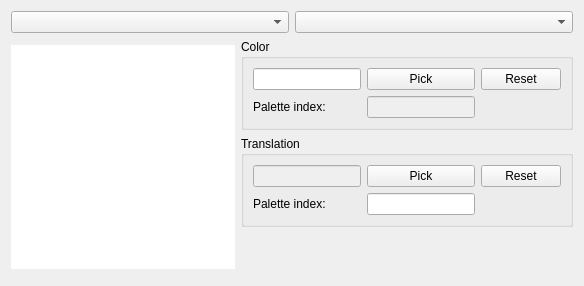
First picture: the form in source/palettewidget.ui, repository diasurgical/d1-graphics-tool, before the edit.
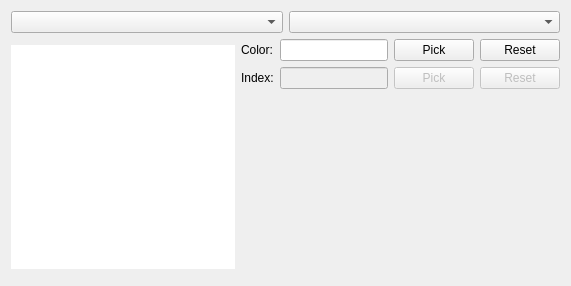
Second picture: the form after the edit.

Commit message: Update PaletteWidget UI and display color + index

Patch:
```diff
--- a/source/palettewidget.ui
+++ b/source/palettewidget.ui
@@ -6,7 +6,7 @@
    <rect>
     <x>0</x>
     <y>0</y>
-    <width>554</width>
+    <width>557</width>
     <height>286</height>
    </rect>
   </property>
@@ -65,53 +65,30 @@
        <item>
         <layout class="QVBoxLayout" name="verticalLayout_2">
          <item>
-          <widget class="QGroupBox" name="colorGroupBox">
-           <property name="sizePolicy">
-            <sizepolicy hsizetype="Preferred" vsizetype="Preferred">
-             <horstretch>0</horstretch>
-             <verstretch>0</verstretch>
-            </sizepolicy>
-           </property>
-           <property name="title">
-            <string>Color</string>
-           </property>
-           <property name="alignment">
-            <set>Qt::AlignLeading|Qt::AlignLeft|Qt::AlignTop</set>
-           </property>
-           <layout class="QGridLayout" name="gridLayout_2">
+          <layout class="QGridLayout" name="gridLayout">
+           <item row="1" column="0">
+            <widget class="QLabel" name="indexLabel">
+             <property name="text">
+              <string>Index:</string>
+             </property>
+            </widget>
+           </item>
+           <item row="0" column="0">
+            <widget class="QLabel" name="colorLabel">
+             <property name="text">
+              <string>Color:</string>
+             </property>
+            </widget>
+           </item>
             <item row="0" column="2">
-             <widget class="QPushButton" name="colorResetPushButton">
-              <property name="text">
-               <string>Reset</string>
-              </property>
-             </widget>
-            </item>
-            <item row="0" column="1">
              <widget class="QPushButton" name="colorPickPushButton">
               <property name="text">
                <string>Pick</string>
               </property>
              </widget>
             </item>
-            <item row="0" column="0">
-             <widget class="QLineEdit" name="colorColorLineEdit">
-              <property name="sizePolicy">
-               <sizepolicy hsizetype="Minimum" vsizetype="Fixed">
-                <horstretch>0</horstretch>
-                <verstretch>0</verstretch>
-               </sizepolicy>
-              </property>
-             </widget>
-            </item>
-            <item row="1" column="0">
-             <widget class="QLabel" name="label">
-              <property name="text">
-               <string>Palette index:</string>
-              </property>
-             </widget>
-            </item>
             <item row="1" column="1">
-             <widget class="QLineEdit" name="colorOffsetLineEdit">
+            <widget class="QLineEdit" name="indexLineEdit">
               <property name="enabled">
                <bool>false</bool>
               </property>
@@ -123,76 +100,44 @@
               </property>
              </widget>
             </item>
-           </layout>
-          </widget>
-         </item>
-         <item>
-          <widget class="QGroupBox" name="translationGroupBox">
-           <property name="sizePolicy">
-            <sizepolicy hsizetype="Preferred" vsizetype="Preferred">
-             <horstretch>0</horstretch>
-             <verstretch>0</verstretch>
-            </sizepolicy>
-           </property>
-           <property name="title">
-            <string>Translation</string>
-           </property>
-           <layout class="QGridLayout" name="gridLayout_3">
-            <item row="0" column="2">
-             <widget class="QPushButton" name="translationResetPushButton">
+           <item row="0" column="3">
+            <widget class="QPushButton" name="colorResetPushButton">
               <property name="text">
                <string>Reset</string>
               </property>
              </widget>
             </item>
             <item row="0" column="1">
-             <widget class="QPushButton" name="translationPickPushButton">
+            <widget class="QLineEdit" name="colorLineEdit">
+             <property name="sizePolicy">
+              <sizepolicy hsizetype="Minimum" vsizetype="Fixed">
+               <horstretch>0</horstretch>
+               <verstretch>0</verstretch>
+              </sizepolicy>
+             </property>
+            </widget>
+           </item>
+           <item row="1" column="2">
+            <widget class="QPushButton" name="indexPickPushButton">
+             <property name="enabled">
+              <bool>false</bool>
+             </property>
               <property name="text">
                <string>Pick</string>
               </property>
              </widget>
             </item>
-            <item row="1" column="1">
-             <widget class="QLineEdit" name="translationOffsetLineEdit">
+           <item row="1" column="3">
+            <widget class="QPushButton" name="indexResetPushButton">
               <property name="enabled">
-               <bool>true</bool>
-              </property>
-              <property name="sizePolicy">
-               <sizepolicy hsizetype="Minimum" vsizetype="Fixed">
-                <horstretch>0</horstretch>
-                <verstretch>0</verstretch>
-               </sizepolicy>
-              </property>
-             </widget>
-            </item>
-            <item row="1" column="0">
-             <widget class="QLabel" name="label_2">
+              <bool>false</bool>
+             </property>
               <property name="text">
-               <string>Palette index:</string>
-              </property>
-             </widget>
-            </item>
-            <item row="0" column="0">
-             <widget class="QLineEdit" name="translationColorLineEdit">
-              <property name="enabled">
-               <bool>false</bool>
-              </property>
-              <property name="sizePolicy">
-               <sizepolicy hsizetype="Minimum" vsizetype="Fixed">
-                <horstretch>0</horstretch>
-                <verstretch>0</verstretch>
-               </sizepolicy>
-              </property>
-              <property name="readOnly">
-               <bool>false</bool>
-              </property>
-              <property name="clearButtonEnabled">
-               <bool>false</bool>
+              <string>Reset</string>
               </property>
              </widget>
             </item>
            </layout>
-          </widget>
          </item>
          <item>
           <spacer name="verticalSpacer">
```
Lines whose indentation alone changed are shown as unchanged. The commit also changes 3 other files.
